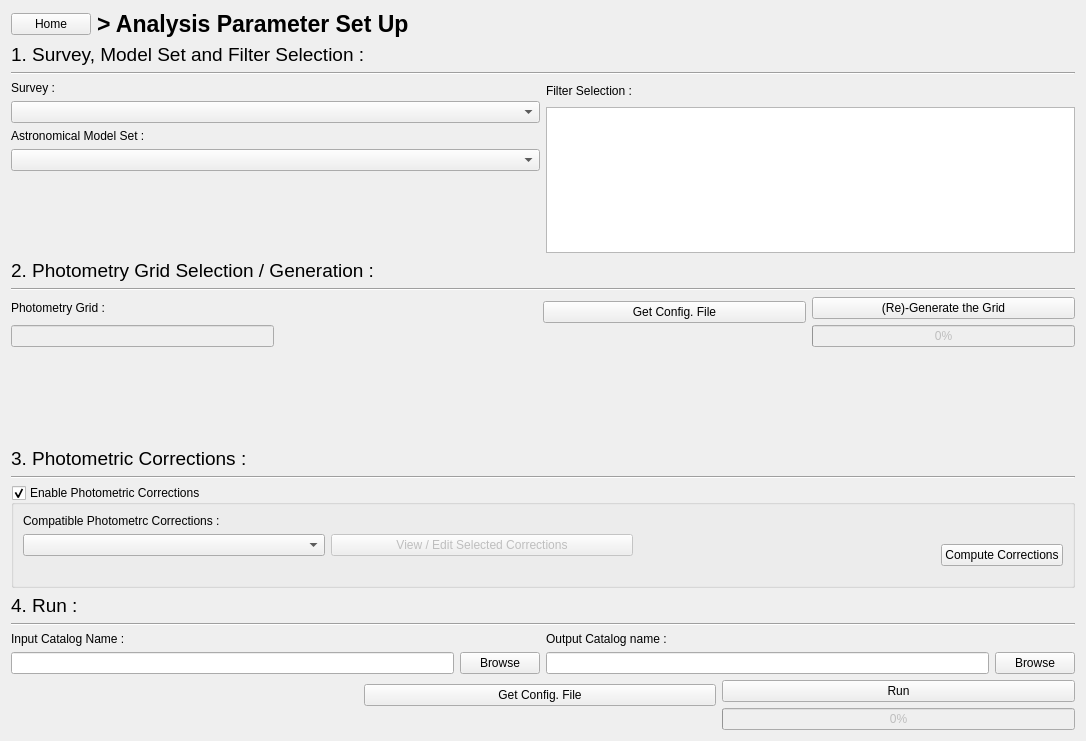
Above: PhzQtUI/auxdir/PhzQtUI/FormAnalysis.ui from astrorama/Phosphoros before the change. Below: the same form after it.
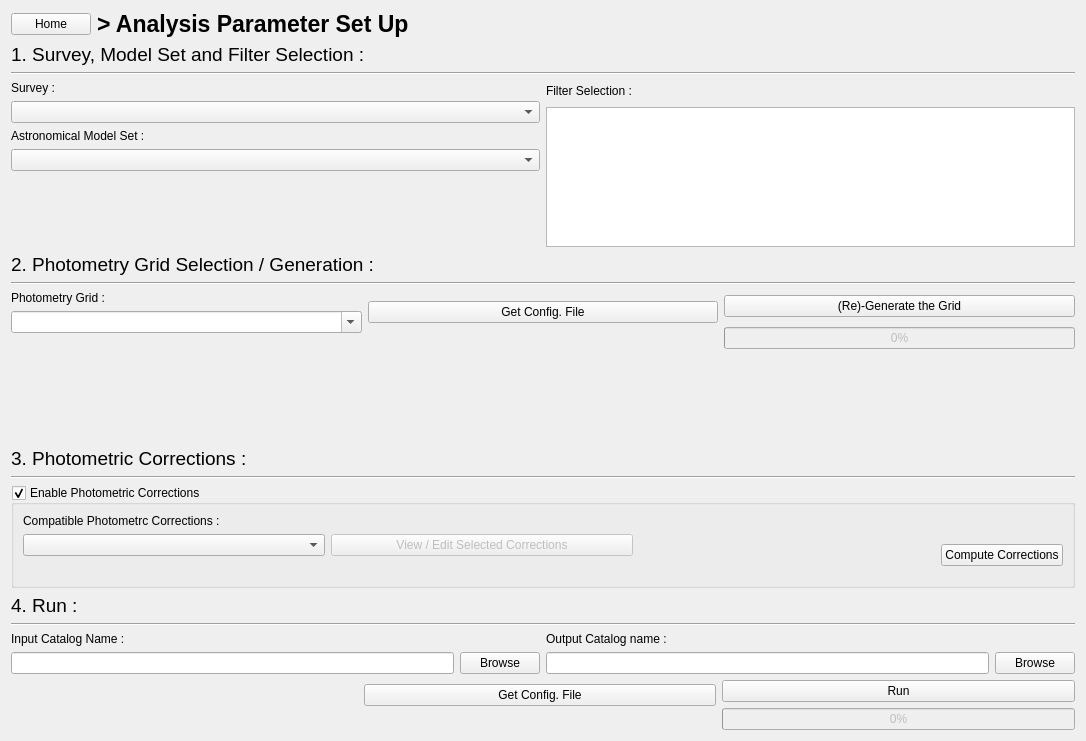
That is the form after the change.

```diff
--- a/PhzQtUI/auxdir/PhzQtUI/FormAnalysis.ui
+++ b/PhzQtUI/auxdir/PhzQtUI/FormAnalysis.ui
@@ -212,16 +212,14 @@
         </widget>
        </item>
        <item>
-        <widget class="QLineEdit" name="txt_CompatibleGrid">
-         <property name="enabled">
-          <bool>false</bool>
+        <widget class="QComboBox" name="cb_CompatibleGrid">
+         <property name="editable">
+          <bool>true</bool>
          </property>
         </widget>
        </item>
-      </layout>
-     </item>
      <item>
-      <spacer name="horizontalSpacer_27">
+        <spacer name="horizontalSpacer">
        <property name="orientation">
         <enum>Qt::Horizontal</enum>
        </property>
@@ -232,6 +230,8 @@
         </size>
        </property>
       </spacer>
+       </item>
+      </layout>
      </item>
      <item>
       <layout class="QVBoxLayout" name="verticalLayout_18">
```
Lines whose indentation alone changed are shown as unchanged.
